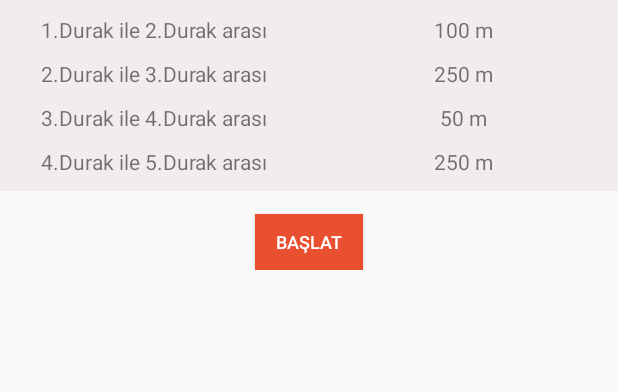
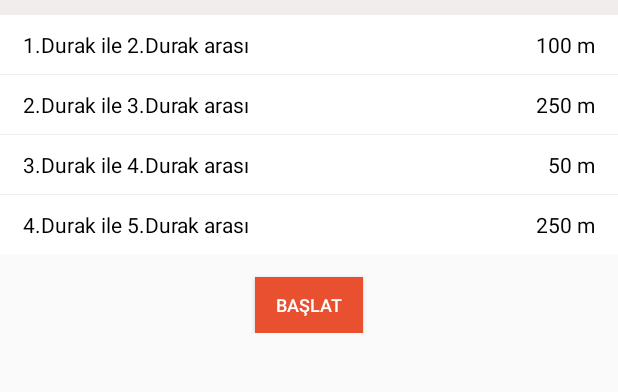
Before and after one commit to FatihBozik/BusStopSimulation, an Android app: the StageActivity screen opened directly, with no data from a screen before it, on a phone screen of 412 x 824 dp, the part 53-445 px from its top. Run offline under Robolectric (Android 15) with nearby library versions, the phone set to English and light mode, and no system bars.

Commit message:
İlerleme kaydediliyor

```diff
--- a/app/src/main/java/com/fatihbozik/busstopsimulation/StageActivity.java
+++ b/app/src/main/java/com/fatihbozik/busstopsimulation/StageActivity.java
@@ -4,10 +4,8 @@ import android.content.Intent;
 import android.os.Bundle;
 import android.support.v7.app.AppCompatActivity;
 import android.view.View;
-import android.widget.AdapterView;
 import android.widget.Button;
 import android.widget.GridView;
-import android.widget.Toast;
 
 import java.util.Random;
 
@@ -22,7 +20,7 @@ public class StageActivity extends AppCompatActivity {
         super.onCreate(savedInstanceState);
         setContentView(R.layout.activity_stage);
 
-        int busStopCount = getIntent().getIntExtra("busStopCount", 5);
+        final int busStopCount = getIntent().getIntExtra("busStopCount", 5);
         busStopsDistances = distanceBetweenStops(busStopCount - 1);
 
         GridView gridview = (GridView) findViewById(R.id.gridview);
@@ -30,23 +28,16 @@ public class StageActivity extends AppCompatActivity {
 
         for (int time : remainTimes) simualationTime += time;
 
-        gridview.setOnItemClickListener(new AdapterView.OnItemClickListener() {
-            public void onItemClick(AdapterView<?> parent, View v, int position, long id) {
-                Toast.makeText(StageActivity.this, "" + position, Toast.LENGTH_SHORT).show();
-            }
-        });
-
         Button startButton = (Button) findViewById(R.id.simulation_button);
         startButton.setOnClickListener(new View.OnClickListener() {
             @Override
             public void onClick(View v) {
                 Intent driverActivity = new Intent(StageActivity.this, ServiceDriver.class);
+                driverActivity.putExtra("busStopCount", busStopCount);
                 driverActivity.putExtra("simulationTime", simualationTime);
                 startActivity(driverActivity);
             }
         });
-
-
     }
 
     int[] distanceBetweenStops(int howMany) {
--- a/app/src/main/java/com/fatihbozik/busstopsimulation/TextAdapter.java
+++ b/app/src/main/java/com/fatihbozik/busstopsimulation/TextAdapter.java
@@ -1,11 +1,10 @@
 package com.fatihbozik.busstopsimulation;
 
 import android.content.Context;
-import android.util.Log;
+import android.view.LayoutInflater;
 import android.view.View;
 import android.view.ViewGroup;
 import android.widget.BaseAdapter;
-import android.widget.GridView;
 import android.widget.TextView;
 
 public class TextAdapter extends BaseAdapter {
@@ -18,7 +17,7 @@ public class TextAdapter extends BaseAdapter {
     }
 
     public int getCount() {
-        return 2 * busStopsDistances.length;
+        return busStopsDistances.length;
     }
 
     public Object getItem(int position) {
@@ -31,25 +30,21 @@ public class TextAdapter extends BaseAdapter {
 
     // create a new ImageView for each item referenced by the Adapter
     public View getView(int position, View convertView, ViewGroup parent) {
-        TextView textView;
+        LayoutInflater inflater = (LayoutInflater) mContext.getSystemService(Context.LAYOUT_INFLATER_SERVICE);
+        View gridViewItem;
+        TextView txt1, txt2;
+
         if (convertView == null) {
-            // if it's not recycled, initialize some attributes
-            textView = new TextView(mContext);
-            GridView.LayoutParams layoutParams =
-                    new GridView.LayoutParams(ViewGroup.LayoutParams.WRAP_CONTENT, ViewGroup.LayoutParams.WRAP_CONTENT);
-            textView.setLayoutParams(layoutParams);
+            // get layout from row_gridview.xml
+            gridViewItem = inflater.inflate(R.layout.row_gridview, null);
+
+            txt1 = (TextView) gridViewItem.findViewById(R.id.txt1);
+            txt1.setText(String.format("%d.Durak ile %d.Durak arası", position + 1, position + 2));
+            txt2 = (TextView) gridViewItem.findViewById(R.id.txt2);
+            txt2.setText(busStopsDistances[position] + " m");
         } else {
-            textView = (TextView) convertView;
+            gridViewItem = convertView;
         }
-
-        Log.d("Fatih", position + "");
-        if(position % 2 == 0) {
-            String str = String.format("%d.Durak ile %d.Durak arası", (position / 2) + 1, (position / 2) + 2);
-            textView.setText(str);
-        }
-        else {
-            textView.setText(String.valueOf(busStopsDistances[(position - 1)/2]) + " m");
-        }
-        return textView;
+        return gridViewItem;
     }
 }
--- a/app/src/main/res/layout/activity_stage.xml
+++ b/app/src/main/res/layout/activity_stage.xml
@@ -39,15 +39,12 @@
             android:id="@+id/gridview"
             android:layout_width="match_parent"
             android:layout_height="wrap_content"
-            android:layout_marginBottom="10dp"
             android:layout_marginTop="10dp"
             android:background="#f1eded"
             android:gravity="center_horizontal"
-            android:numColumns="2"
+            android:numColumns="1"
             android:stretchMode="columnWidth"
-            android:verticalSpacing="10dp" />
-
-
+            android:verticalSpacing="1dp" />
     </LinearLayout>
 
     <Button
--- /dev/null
+++ b/app/src/main/res/layout/row_gridview.xml
@@ -0,0 +1,35 @@
+<RelativeLayout xmlns:android="http://schemas.android.com/apk/res/android"
+    android:layout_width="fill_parent"
+    android:layout_height="wrap_content"
+    android:layout_marginTop="35dp"
+    android:background="#ffffff"
+    android:orientation="horizontal">
+
+    <TextView
+        android:id="@+id/txt1"
+        android:layout_width="wrap_content"
+        android:layout_height="wrap_content"
+        android:layout_marginBottom="10dp"
+        android:layout_marginEnd="20dp"
+        android:layout_marginLeft="10dp"
+        android:layout_marginRight="20dp"
+        android:layout_marginTop="10dp"
+        android:paddingLeft="15dp"
+        android:text="Column 1"
+        android:textColor="#000000" />
+
+    <TextView
+        android:id="@+id/txt2"
+        android:layout_width="wrap_content"
+        android:layout_height="wrap_content"
+        android:layout_alignParentEnd="true"
+        android:layout_alignParentRight="true"
+        android:layout_marginBottom="10dp"
+        android:layout_marginLeft="20dp"
+        android:layout_marginStart="20dp"
+        android:layout_marginTop="10dp"
+        android:paddingEnd="15dp"
+        android:paddingRight="15dp"
+        android:text="Column 2"
+        android:textColor="#000000" />
+</RelativeLayout>
```
Also changed, not shown: app/src/main/java/com/fatihbozik/busstopsimulation/BusStop.java (+13 -0 lines), app/src/main/java/com/fatihbozik/busstopsimulation/ServiceDriver.java (+44 -1 lines), app/src/main/res/drawable/dotted.xml (deleted, +0 -11 lines), app/src/main/res/layout/activity_service_driver.xml (+34 -13 lines).
